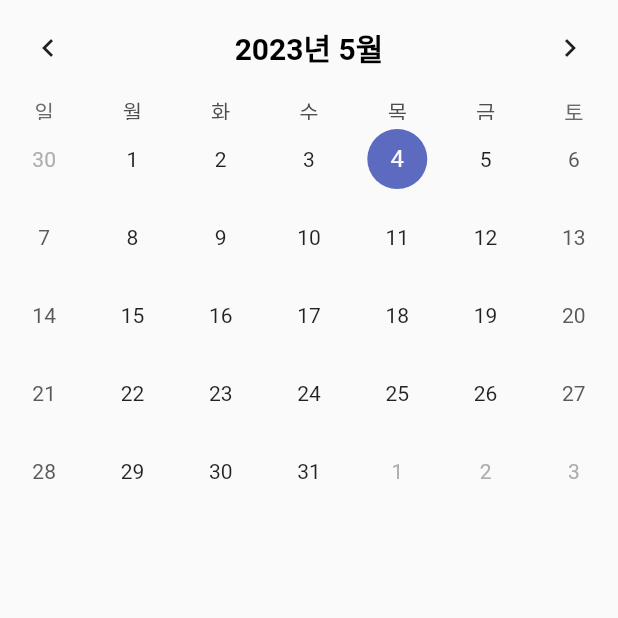
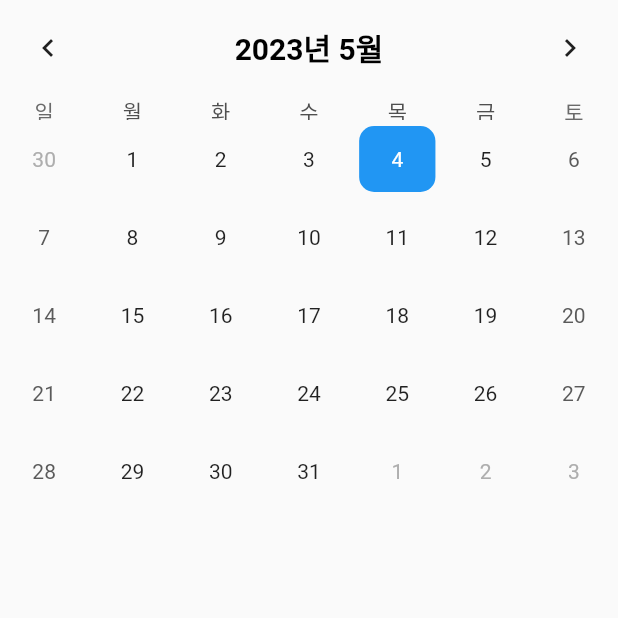
Before and after one commit to HoChanny/MyGreen, a Flutter app: the MyCalendar screen opened directly, on a phone screen of 412 x 824 dp, the top half of it. Run offline on Flutter 3.47's test engine with Material 2 defaults, Android fonts, the light colour scheme and no system bars; drawn by our look-alikes of table_calendar; our stand-ins replace flutter_colorpicker, image_picker, permission_handler; Roboto replaces fonts that are missing (NanumSquareOTF).

Commit message:
Feat : Marker Row 정렬

```diff
--- a/lib/utils.dart
+++ b/lib/utils.dart
@@ -33,11 +33,12 @@ Map<DateTime, dynamic> eventSource = {
     const Event('기분좋음', '맛있는 음식을 먹었다.','FF00FF'),
     const Event('자기 셀카 올리기', '식물이랑 같이 찍은 내 사진','000000')
   ],
-  // DateTime(2023, 4, 20): [Event('5분 기도하기', '내일 시험 잘보게 해주세요')],
-  // DateTime(2023, 4, 21): [
-  //   Event('5분 명상하기', '시험 화이팅'),
-  //   Event('가족과 저녁식사 하기', '맛있었다.')
-  // ]
+  DateTime(2023, 4, 20): [Event('5분 기도하기', '내일 시험 잘보게 해주세요','FF22FF')],
+  DateTime(2023, 4, 21): [
+    Event('5분 명상하기', '시험 화이팅','FF00FF'),
+    Event('가족과 저녁식사 하기', '맛있었다.','FF00FF'),
+
+  ]
 };
 
 /// Example events.
--- a/lib/widgets/calendar/calendar_my_calendar.dart
+++ b/lib/widgets/calendar/calendar_my_calendar.dart
@@ -106,47 +106,51 @@ class _MyCalendarState extends State<MyCalendar> {
       body: Column(
         children: [
           TableCalendar(
+            // marker 색 변경
             calendarBuilders: CalendarBuilders(
               markerBuilder: (context, day, events) {
                 if (events.isEmpty) return SizedBox();
-          return ListView.builder(
+                return Row(
+                  children: [
+                    SizedBox(
+                      height: 10,
+                      width: 50, // set the width to the screen width
+                      child: ListView.builder(
                         shrinkWrap: true,
+                        scrollDirection: Axis.horizontal, // set the direction to horizontal
                         itemCount: events.length,
                         itemBuilder: (context, index) {
-
+                          // 색상 변환
                           Color convertColor = Color(int.parse("0xFF${events[index].toString()}")); // 16진수 문자열을 Color로 변환
-
-              return Container(
-                child: Row(
-                  mainAxisAlignment: MainAxisAlignment.center,
-                  children:[
-
-                    Container(
-                    height:10,
-                  width:10,
+                          return SizedBox(
+                            height: 10,
+                            width: 10,
+                            child: Container(
                               decoration: BoxDecoration(
                                 borderRadius: BorderRadius.circular(10),
                                 shape: BoxShape.rectangle,
                                 color: convertColor,
                               ),
                             ),
-                  ],
-
-
-                ),
                           );
                         },
+                      ),
+                    ),
+                  ],
                 );
+
               },
-        // selectedBuilder: (context, date, events) => Container(
-        //   margin: const EdgeInsets.all(4.0),
-        //   alignment: Alignment.center,
-        //   decoration: BoxDecoration(color: Theme.of(context).primaryColor, borderRadius: BorderRadius.circular(10.0)),
-        //   child: Text(
-        //     date.day.toString(),
-        //     style: TextStyle(color: Colors.white),
-        //   ),
-        // ),
+
+              //현재 선택 날짜
+              selectedBuilder: (context, date, events) => Container(
+                margin: const EdgeInsets.all(4.0),
+                alignment: Alignment.center,
+                decoration: BoxDecoration(color: Theme.of(context).primaryColor, borderRadius: BorderRadius.circular(10.0)),
+                child: Text(
+                  date.day.toString(),
+                  style: TextStyle(color: Colors.white),
+                ),
+              ),
             ),
       locale: 'ko-KR',
       headerStyle: HeaderStyle(
```
Also changed, not shown: 2 other files. Lines whose indentation alone changed are shown as unchanged.
